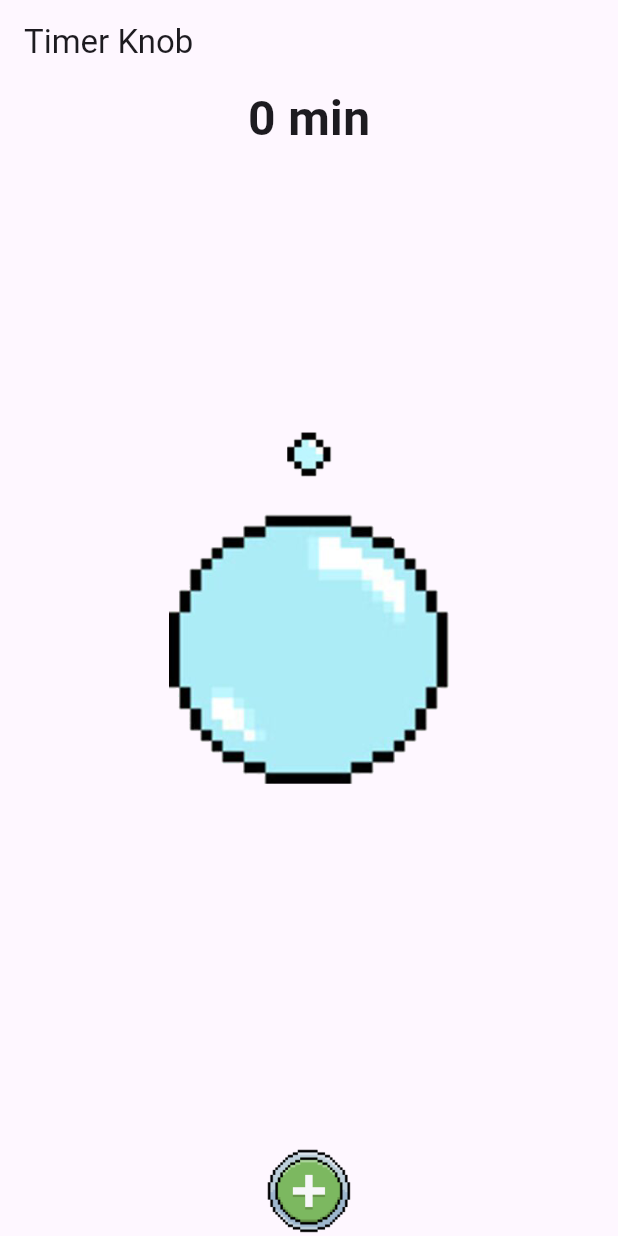
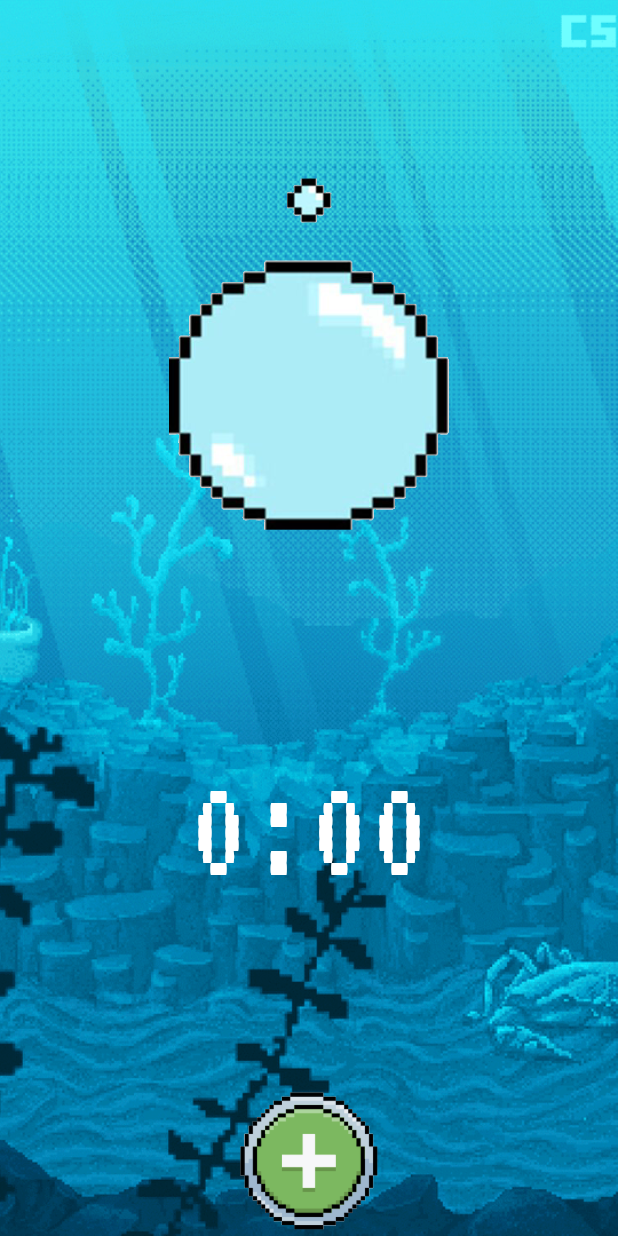
Before and after one commit to Kryptiku/ProTomo, a Flutter app: the screen it shows after launch, on a phone screen of 412 x 824 dp. Run offline on Flutter 3.47's test engine with Material 3 defaults, Android fonts, the phone set to English and light mode, and no system bars; our stand-ins replace flutter_spinkit.

Commit message:
Restructuring of Code and background implementation

```diff
--- a/lib/main.dart
+++ b/lib/main.dart
@@ -8,6 +8,6 @@ void main() => runApp(MaterialApp(
       routes: {
         '/': (context) => Loading(),
         '/home': (context) => Home(),
-        '/focus': (context) => FocusMode(),
+        '/focus': (context) => TimerKnob(),
       },
     ));
--- a/lib/pages/focus_mode.dart
+++ b/lib/pages/focus_mode.dart
@@ -4,25 +4,28 @@ import 'dart:async';
 import 'dart:math';
 
 void main() {
-  runApp(FocusMode());
+  runApp(TimerKnob());
 }
 
-class FocusMode extends StatelessWidget {
+// class FocusMode extends StatelessWidget {
+//   @override
+//   Widget build(BuildContext context) {
+//     return MaterialApp(
+//       home: Scaffold(
+//         appBar: AppBar(title: Text("Timer Knob")),
+//         body: Center(child: TimerKnob()),
+//       ),
+//     );
+//   }
+// }
+
+class TimerKnob extends StatefulWidget {
+  const TimerKnob({super.key});
+
   @override
-  Widget build(BuildContext context) {
-    return MaterialApp(
-      home: Scaffold(
-        appBar: AppBar(title: Text("Timer Knob")),
-        body: Center(child: TimerKnob()),
-      ),
-    );
-  }
+  State<TimerKnob> createState() => _TimerKnobState();
 }
 
-class TimerKnob extends StatefulWidget {
-  @override
-  _TimerKnobState createState() => _TimerKnobState();
-}
 
 class _TimerKnobState extends State<TimerKnob> {
   double angle = -pi / 2; // Start angle at the top for 0 minutes
@@ -46,15 +49,24 @@ class _TimerKnobState extends State<TimerKnob> {
     // Format time in minutes:seconds
     String formattedTime = '${(countdownSeconds ~/ 60).toString().padLeft(2, '0')}:${(countdownSeconds % 60).toString().padLeft(2, '0')}';
 
-    return Column(
+    return Scaffold(
+      body: SafeArea(
+        top: false,
+          child: Container(
+            child: Stack(
+              children: [
+                Container(
+                  decoration: BoxDecoration(
+                    image: DecorationImage(
+                      image: AssetImage("assets/main_bg.png",),
+                      fit: BoxFit.cover,
+                    ),
+                  ),
+                ),
+                Column(
                   mainAxisAlignment: MainAxisAlignment.spaceBetween,
                   children: [
-        // Display timer countdown
-        Text(
-          isCountingDown ? formattedTime : '$timerValue min',
-          style: TextStyle(fontSize: 32, fontWeight: FontWeight.bold),
-        ),
-        SizedBox(height: 20),
+                    SizedBox(height: 100),
                     GestureDetector(
                       onPanUpdate: (details) {
                         if (isCountingDown) return; // Prevent adjustment during countdown
@@ -95,6 +107,7 @@ class _TimerKnobState extends State<TimerKnob> {
                               width: radius * 2,
                               height: radius * 2,
                             ),
+
                             // Small orbiting circle with custom image
                             Transform.translate(
                               offset: Offset(smallCircleX, smallCircleY),
@@ -114,14 +127,24 @@ class _TimerKnobState extends State<TimerKnob> {
                       child: Column(
                         mainAxisAlignment: MainAxisAlignment.end,
                         children: [
+                          // Display timer countdown
+                          Text(
+                            isCountingDown ? formattedTime : '$timerValue:00',
+                            style: TextStyle(
+                              fontSize: 100,
+                              fontFamily: "VT323",
+                              color: Colors.white,
+                            ),
+                          ),
+                          SizedBox(height: 100,),
                           Row(
                             mainAxisAlignment: MainAxisAlignment.center,
                             children: [
                               GestureDetector(
                                 onTap: isCountingDown ? null : startTimer,
                                 child: SizedBox(
-                      width: 60,
-                      height: 60,
+                                  width: 100,
+                                  height: 100,
                                   child: Image.asset(
                                     'assets/buttons/start.png',
                                     fit: BoxFit.contain,
@@ -129,11 +152,16 @@ class _TimerKnobState extends State<TimerKnob> {
                                 ),
                               ),
                             ],
-              )
+                          ),
                         ],
                       ),
                     ),
                   ],
+                ),
+              ],
+            ),
+          ),
+      ),
     );
   }
 
```
Lines whose indentation alone changed are shown as unchanged.
